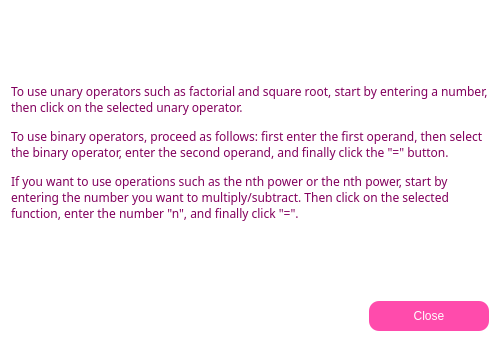
First picture: the form in src/GUI/helpwindow.ui, repository fifixsandy/Proj2-NGLYD, before the edit.
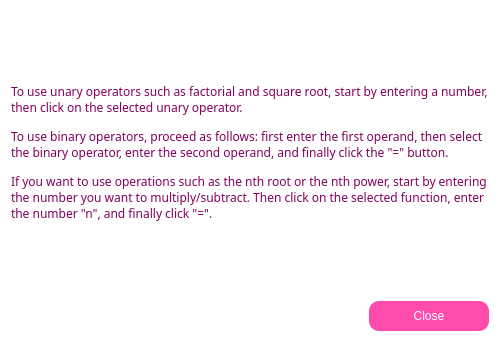
Second picture: the form after the edit.

Commit message: Edited help dialog

```diff
--- a/src/GUI/helpwindow.ui
+++ b/src/GUI/helpwindow.ui
@@ -68,7 +68,7 @@
         <string notr="true">	color: #82005D;</string>
        </property>
        <property name="text">
-        <string>&lt;html&gt;&lt;head/&gt;&lt;body&gt;&lt;p&gt;To use unary operators such as factorial and square root, start by entering a number, then click on the selected unary operator. &lt;/p&gt;&lt;p&gt;To use binary operators, proceed as follows: first enter the first operand, then select the binary operator, enter the second operand, and finally click the &amp;quot;=&amp;quot; button. &lt;/p&gt;&lt;p&gt;If you want to use operations such as the nth power or the nth power, start by entering the number you want to multiply/subtract. Then click on the selected function, enter the number &amp;quot;n&amp;quot;, and finally click &amp;quot;=&amp;quot;. &lt;/p&gt;&lt;/body&gt;&lt;/html&gt;</string>
+        <string>&lt;html&gt;&lt;head/&gt;&lt;body&gt;&lt;p&gt;To use unary operators such as factorial and square root, start by entering a number, then click on the selected unary operator. &lt;/p&gt;&lt;p&gt;To use binary operators, proceed as follows: first enter the first operand, then select the binary operator, enter the second operand, and finally click the &amp;quot;=&amp;quot; button. &lt;/p&gt;&lt;p&gt;If you want to use operations such as the nth root or the nth power, start by entering the number you want to multiply/subtract. Then click on the selected function, enter the number &amp;quot;n&amp;quot;, and finally click &amp;quot;=&amp;quot;. &lt;/p&gt;&lt;/body&gt;&lt;/html&gt;</string>
        </property>
        <property name="wordWrap">
         <bool>true</bool>
```
